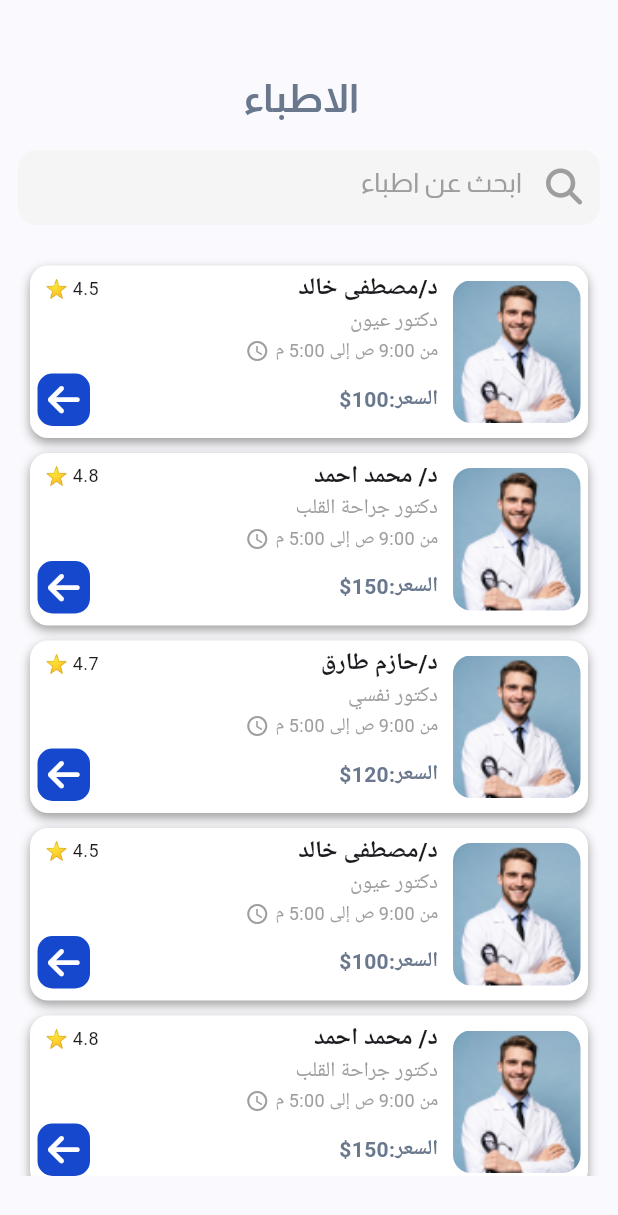
After one commit to ahmedas3d/Elderly-Care-App, a Flutter app: the DoctorsPage screen opened by its route, on a phone screen of 412 x 824 dp. The commit adds this screen. Shown: the top 1215 px of the screen. Run offline on Flutter 3.47's test engine with Material 3 defaults, Android fonts, the phone set to English and light mode, and no system bars; our stand-ins replace font_awesome_flutter, persistent_bottom_nav_bar_v2.

Commit message:
create doctors page , number page and widgets especially for them

```diff
--- /dev/null
+++ b/lib/DoctorsPage/screens/doctors_page.dart
@@ -0,0 +1,33 @@
+import 'package:care_app/DoctorsPage/widgets/custom_app_bar.dart';
+import 'package:care_app/DoctorsPage/widgets/custom_search_bar.dart';
+import 'package:care_app/DoctorsPage/widgets/doctor_list.dart';
+import 'package:care_app/core/utils/colors.dart';
+import 'package:flutter/material.dart';
+
+class DoctorsPage extends StatelessWidget {
+  const DoctorsPage({super.key});
+
+  @override
+  Widget build(BuildContext context) {
+    return const Scaffold(
+      backgroundColor: AppColors.backgroundColor,
+      appBar: null,
+      body: Padding(
+        padding: EdgeInsets.symmetric(horizontal: 12, vertical: 40),
+        child: Column(
+          children: [
+            CustomAppBar(
+              title: 'الاطباء',
+            ),
+            SizedBox(height: 10),
+            CustomSearchBar(
+              title: 'ابحث عن اطباء',
+            ),
+            SizedBox(height: 10),
+            DoctorList(),
+          ],
+        ),
+      ),
+    );
+  }
+}
--- /dev/null
+++ b/lib/DoctorsPage/widgets/custom_app_bar.dart
@@ -0,0 +1,53 @@
+import 'package:care_app/core/utils/colors.dart';
+import 'package:flutter/material.dart';
+
+class CustomAppBar extends StatelessWidget {
+  const CustomAppBar({
+    super.key,
+    required this.title,
+    this.icon,
+  });
+  final String title;
+  final IconData? icon;
+
+  @override
+  Widget build(BuildContext context) {
+    return Container(
+      height: 50,
+      width: double.infinity,
+      decoration: const BoxDecoration(
+        color: AppColors.backgroundColor,
+      ),
+      child: Row(
+        mainAxisAlignment: MainAxisAlignment.end,
+        children: [
+          const Spacer(
+            flex: 4,
+          ),
+          Text(
+            title,
+            style: const TextStyle(
+              fontFamily: 'Almarai',
+              fontSize: 26,
+              color: AppColors.textColor,
+              fontWeight: FontWeight.bold,
+            ),
+          ),
+          const Spacer(
+            flex: 3,
+          ),
+          IconButton(
+            padding: const EdgeInsets.all(0),
+            icon: Icon(
+              icon,
+              color: Colors.black,
+            ),
+            onPressed: () {
+              Navigator.pop(context);
+            },
+          )
+        ],
+      ),
+    );
+  }
+}
--- /dev/null
+++ b/lib/DoctorsPage/widgets/custom_search_bar.dart
@@ -0,0 +1,31 @@
+import 'package:flutter/material.dart';
+import 'package:font_awesome_flutter/font_awesome_flutter.dart';
+
+class CustomSearchBar extends StatelessWidget {
+  const CustomSearchBar({super.key, required this.title});
+
+  final String title;
+
+  @override
+  Widget build(BuildContext context) {
+    return Container(
+      height: 50,
+      width: double.infinity,
+      decoration: BoxDecoration(
+        color: Colors.grey[100],
+        borderRadius: BorderRadius.circular(12),
+      ),
+      child: TextField(
+        decoration: InputDecoration(
+          border: InputBorder.none,
+          suffixIcon:
+              const Icon(FontAwesomeIcons.magnifyingGlass, color: Colors.grey),
+          hintText: title,
+          hintTextDirection: TextDirection.rtl,
+          hintStyle: const TextStyle(
+              fontFamily: 'Almarai', color: Colors.grey, fontSize: 18),
+        ),
+      ),
+    );
+  }
+}
--- /dev/null
+++ b/lib/DoctorsPage/widgets/doctor_list.dart
@@ -0,0 +1,217 @@
+import 'package:care_app/core/utils/colors.dart';
+import 'package:flutter/material.dart';
+import 'package:font_awesome_flutter/font_awesome_flutter.dart';
+
+class DoctorList extends StatelessWidget {
+  const DoctorList({super.key});
+
+  @override
+  Widget build(BuildContext context) {
+    // بيانات ثابتة للأطباء
+    final List<DoctorModel> doctors = [
+      DoctorModel(
+        name: "د/مصطفى خالد",
+        image: "assets/images/doctor.png",
+        speciality: "دكتور عيون",
+        rating: "4.5",
+        price: "\$100:السعر",
+      ),
+      DoctorModel(
+        name: "د/ محمد احمد",
+        image: "assets/images/doctor.png",
+        speciality: "دكتور جراحة القلب",
+        rating: "4.8",
+        price: "\$150:السعر",
+      ),
+      DoctorModel(
+        name: "د/حازم طارق",
+        image: "assets/images/doctor.png",
+        speciality: "دكتور نفسي",
+        rating: "4.7",
+        price: "\$120:السعر",
+      ),
+      DoctorModel(
+        name: "د/مصطفى خالد",
+        image: "assets/images/doctor.png",
+        speciality: "دكتور عيون",
+        rating: "4.5",
+        price: "\$100:السعر",
+      ),
+      DoctorModel(
+        name: "د/ محمد احمد",
+        image: "assets/images/doctor.png",
+        speciality: "دكتور جراحة القلب",
+        rating: "4.8",
+        price: "\$150:السعر",
+      ),
+      DoctorModel(
+        name: "د/حازم طارق",
+        image: "assets/images/doctor.png",
+        speciality: "دكتور نفسي",
+        rating: "4.7",
+        price: "\$120:السعر",
+      ),
+      DoctorModel(
+        name: "د/حازم طارق",
+        image: "assets/images/doctor.png",
+        speciality: "دكتور نفسي",
+        rating: "4.7",
+        price: "\$120:السعر",
+        onTap: () {
+          // افتح صفحة تفاصيل الأطباء
+        },
+      ),
+    ];
+
+    return Expanded(
+      child: ListView.builder(
+        padding: const EdgeInsets.symmetric(vertical: 12, horizontal: 8),
+        itemCount: doctors.length,
+        shrinkWrap: true,
+        itemBuilder: (context, index) {
+          return _buildDoctorCard(doctors[index]);
+        },
+      ),
+    );
+  }
+
+  Widget _buildDoctorCard(DoctorModel doctor) {
+    return Padding(
+      padding: const EdgeInsets.symmetric(vertical: 5.0),
+      child: Container(
+        height: 115,
+        decoration: BoxDecoration(
+          color: Colors.white,
+          borderRadius: BorderRadius.circular(12),
+          boxShadow: const [
+            BoxShadow(
+              color: Colors.grey,
+              blurRadius: 5,
+              offset: Offset(0, 3),
+            ),
+          ],
+        ),
+        child: Row(
+          children: [
+            Expanded(
+              child: Column(
+                crossAxisAlignment: CrossAxisAlignment.end,
+                mainAxisAlignment: MainAxisAlignment.center,
+                children: [
+                  Padding(
+                    padding: const EdgeInsets.only(left: 10),
+                    child: Row(
+                      mainAxisAlignment: MainAxisAlignment.end,
+                      children: [
+                        Text(
+                          "⭐ ${doctor.rating}",
+                          style: const TextStyle(fontSize: 12),
+                        ),
+                        const Spacer(),
+                        Text(
+                          doctor.name,
+                          style: const TextStyle(
+                            fontSize: 16,
+                            fontWeight: FontWeight.bold,
+                          ),
+                        ),
+                      ],
+                    ),
+                  ),
+                  Text(
+                    doctor.speciality,
+                    style: const TextStyle(
+                      fontSize: 14,
+                      color: Colors.grey,
+                    ),
+                  ),
+                  const Row(
+                    mainAxisAlignment: MainAxisAlignment.end,
+                    children: [
+                      Icon(
+                        Icons.access_time,
+                        size: 16,
+                        color: Colors.grey,
+                      ),
+                      SizedBox(width: 4),
+                      Text(
+                        "من 9:00 ص إلى 5:00 م",
+                        style: TextStyle(
+                          fontSize: 12,
+                          color: Colors.grey,
+                        ),
+                      ),
+                    ],
+                  ),
+                  const SizedBox(height: 6),
+                  Padding(
+                    padding: const EdgeInsets.only(left: 5, bottom: 5),
+                    child: Row(
+                      mainAxisAlignment: MainAxisAlignment.spaceBetween,
+                      children: [
+                        GestureDetector(
+                          onTap: doctor.onTap,
+                          child: Container(
+                            height: 35,
+                            width: 35,
+                            decoration: BoxDecoration(
+                              color: AppColors.mainColor,
+                              borderRadius: BorderRadius.circular(10),
+                            ),
+                            child: const Icon(
+                              FontAwesomeIcons.arrowLeft,
+                              color: Colors.white,
+                            ),
+                          ),
+                        ),
+                        Text(
+                          doctor.price,
+                          style: const TextStyle(
+                            fontSize: 14,
+                            fontWeight: FontWeight.bold,
+                            color: AppColors.textColor,
+                          ),
+                        ),
+                      ],
+                    ),
+                  ),
+                ],
+              ),
+            ),
+            const SizedBox(width: 10),
+            Padding(
+              padding: const EdgeInsets.only(right: 5),
+              child: ClipRRect(
+                borderRadius: BorderRadius.circular(12),
+                child: Image.asset(
+                  doctor.image,
+                  height: 95,
+                  width: 85,
+                  fit: BoxFit.cover,
+                ),
+              ),
+            ),
+          ],
+        ),
+      ),
+    );
+  }
+}
+
+class DoctorModel {
+  final String name;
+  final String image;
+  final String speciality;
+  final String rating;
+  final String price;
+  final VoidCallback? onTap;
+
+  DoctorModel({
+    required this.name,
+    required this.image,
+    required this.speciality,
+    required this.rating,
+    required this.price,
+    this.onTap,
+  });
+}
--- a/lib/HomePage/widgets/bottom_nav_bar.dart
+++ b/lib/HomePage/widgets/bottom_nav_bar.dart
@@ -1,4 +1,6 @@
+import 'package:care_app/DoctorsPage/screens/doctors_page.dart';
 import 'package:care_app/HomePage/screens/home_page.dart';
+import 'package:care_app/NumberPage/screens/number_page.dart';
 import 'package:care_app/core/utils/colors.dart';
 import 'package:flutter/material.dart';
 import 'package:font_awesome_flutter/font_awesome_flutter.dart';
@@ -19,7 +21,7 @@ class BottomNavBar extends StatelessWidget {
           ),
         ),
         PersistentTabConfig(
-          screen: HomePage(),
+          screen: const NumberPage(),
           item: ItemConfig(
             iconSize: 30,
             activeForegroundColor: AppColors.mainColor,
@@ -32,7 +34,7 @@ class BottomNavBar extends StatelessWidget {
           ),
         ),
         PersistentTabConfig(
-          screen: HomePage(),
+          screen: DoctorsPage(),
           item: ItemConfig(
             iconSize: 30,
             activeColorSecondary: AppColors.mainColor,
--- /dev/null
+++ b/lib/NumberPage/screens/number_page.dart
@@ -0,0 +1,27 @@
+import 'package:care_app/DoctorsPage/widgets/custom_app_bar.dart';
+import 'package:care_app/DoctorsPage/widgets/custom_search_bar.dart';
+import 'package:care_app/core/utils/colors.dart';
+import 'package:flutter/material.dart';
+
+class NumberPage extends StatelessWidget {
+  const NumberPage({super.key});
+
+  @override
+  Widget build(BuildContext context) {
+    return const Scaffold(
+      backgroundColor: AppColors.backgroundColor,
+      appBar: null,
+      body: Padding(
+        padding: EdgeInsets.symmetric(horizontal: 12, vertical: 40),
+        child: Column(
+          children: [
+            CustomAppBar(title: 'ارقام الطوارئ'),
+            SizedBox(height: 10),
+            CustomSearchBar(title: 'ابحث عن ارقام الطوارئ'),
+            SizedBox(height: 10),
+          ],
+        ),
+      ),
+    );
+  }
+}
--- a/lib/core/routes/routes.dart
+++ b/lib/core/routes/routes.dart
@@ -1,17 +1,25 @@
+import 'package:care_app/DoctorsPage/screens/doctors_page.dart';
 import 'package:care_app/HomePage/screens/home_page.dart';
 import 'package:care_app/HomePage/widgets/bottom_nav_bar.dart';
+import 'package:care_app/NumberPage/screens/number_page.dart';
 import 'package:flutter/material.dart';
 
 class AppRoutes {
   static const String bottomNavBar = '/';
   static const String homePage = '/homePage';
+  static const String doctorsPage = '/doctorsPage';
+  static const String numberPage = '/numberPage';
 
   static Route<dynamic> generateRoute(RouteSettings settings) {
     switch (settings.name) {
+      case bottomNavBar:
+        return MaterialPageRoute(builder: (_) => const BottomNavBar());
       case homePage:
         return MaterialPageRoute(builder: (_) => HomePage());
-      case bottomNavBar:
-        return MaterialPageRoute(builder: (_) => const BottomNavBar());
+      case doctorsPage:
+        return MaterialPageRoute(builder: (_) => const DoctorsPage());
+      case numberPage:
+        return MaterialPageRoute(builder: (_) => const NumberPage());
       default:
         return MaterialPageRoute(
           builder: (_) => Scaffold(
```
Also changed, not shown: assets/images/doctor.png (added).
